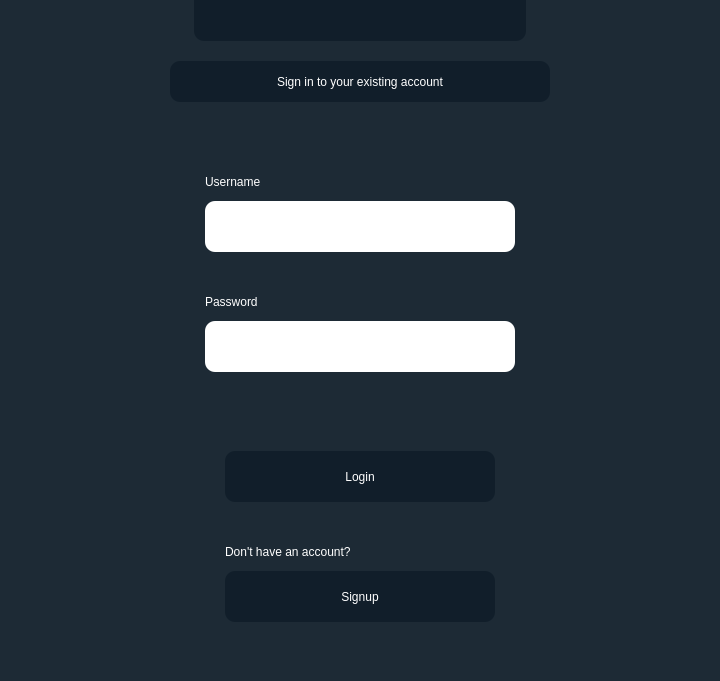
Before: the Qt Designer form UI FIles/login.ui in Hyancinth/PacemakerGUI, drawn with Qt 5; both pictures show x 240 to 960 and y 119 to 800 of the 1200 by 800 pixel window.
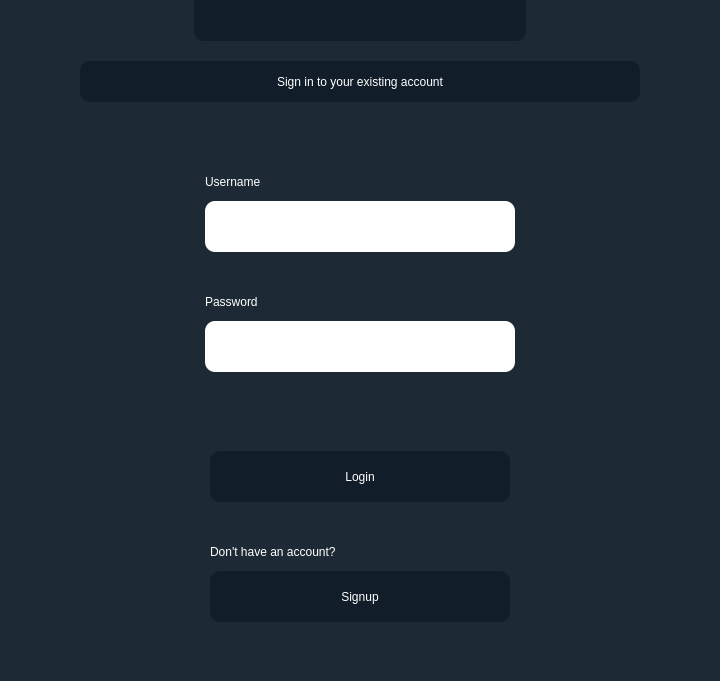
After: the same form once the commit is applied.

Commit message: Updates all screens and implements systemView

```diff
--- a/UI FIles/login.ui
+++ b/UI FIles/login.ui
@@ -58,9 +58,9 @@
    <widget class="QLabel" name="infolabel">
     <property name="geometry">
      <rect>
-      <x>410</x>
+      <x>320</x>
       <y>180</y>
-      <width>380</width>
+      <width>560</width>
       <height>41</height>
      </rect>
     </property>
@@ -79,9 +79,9 @@
    <widget class="QPushButton" name="loginBtn">
     <property name="geometry">
      <rect>
-      <x>465</x>
+      <x>450</x>
       <y>570</y>
-      <width>270</width>
+      <width>300</width>
       <height>51</height>
      </rect>
     </property>
@@ -163,9 +163,9 @@
    <widget class="QPushButton" name="signupBtn">
     <property name="geometry">
      <rect>
-      <x>465</x>
+      <x>450</x>
       <y>690</y>
-      <width>270</width>
+      <width>300</width>
       <height>51</height>
      </rect>
     </property>
@@ -203,9 +203,9 @@
    <widget class="QLabel" name="label_4">
     <property name="geometry">
      <rect>
-      <x>465</x>
+      <x>450</x>
       <y>650</y>
-      <width>291</width>
+      <width>340</width>
       <height>41</height>
      </rect>
     </property>
```
Left out of the diff: 6 changed lines with no effect on the pictures. The commit also changes 5 other files.
